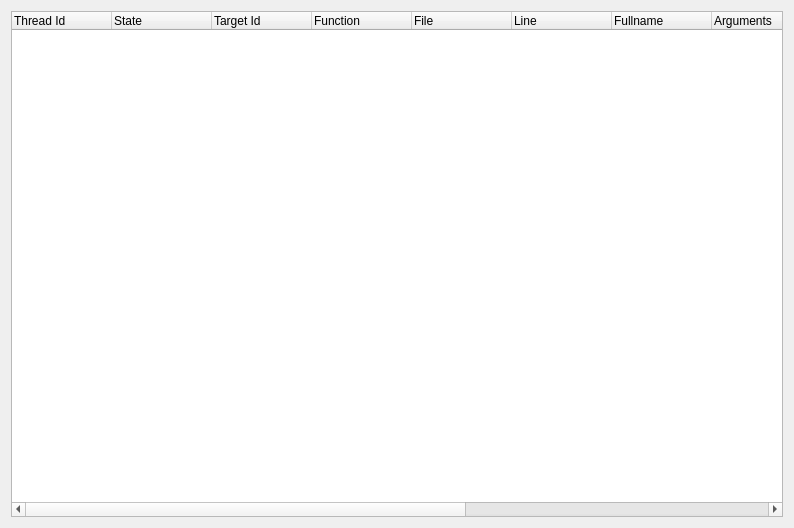
This is src/SeerThreadFramesBrowserWidget.ui in epasveer/seer as Qt 5 draws it before an edit. The edited form follows.
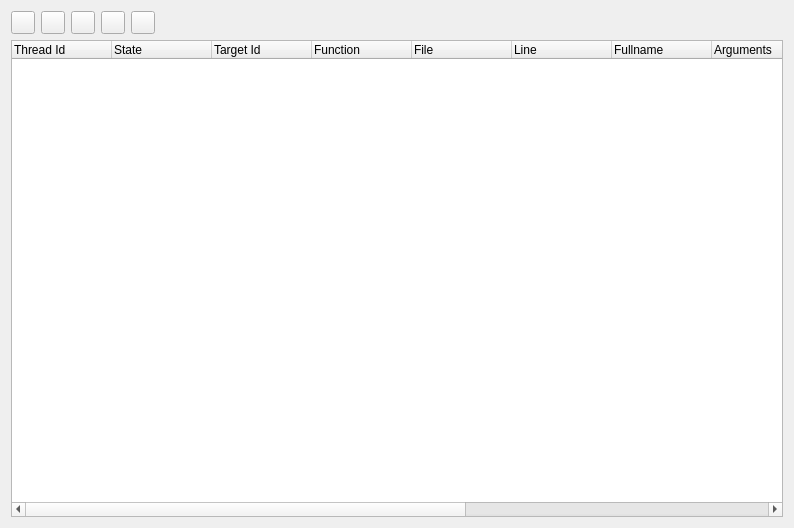
This is the edited form. Icons and pictures are not drawn.

Commit message: Add step/next/continue/interrupt to thread browser.

The edit to the form file:
```diff
--- a/src/SeerThreadFramesBrowserWidget.ui
+++ b/src/SeerThreadFramesBrowserWidget.ui
@@ -14,7 +14,94 @@
    <string>Form</string>
   </property>
   <layout class="QGridLayout" name="gridLayout">
-   <item row="0" column="0" colspan="2">
+   <item row="0" column="0">
+    <layout class="QHBoxLayout" name="horizontalLayout">
+     <item>
+      <widget class="QToolButton" name="gdbNextToolButton">
+       <property name="toolTip">
+        <string>Execute the next line for selected threads. Step over functions.</string>
+       </property>
+       <property name="text">
+        <string/>
+       </property>
+       <property name="icon">
+        <iconset resource="resource.qrc">
+         <normaloff>:/seer/resources/RelaxLightIcons/debug-step-over.svg</normaloff>:/seer/resources/RelaxLightIcons/debug-step-over.svg</iconset>
+       </property>
+      </widget>
+     </item>
+     <item>
+      <widget class="QToolButton" name="gdbStepToolButton">
+       <property name="toolTip">
+        <string>Execute the next line for selected threads. Step into functions.</string>
+       </property>
+       <property name="text">
+        <string/>
+       </property>
+       <property name="icon">
+        <iconset resource="resource.qrc">
+         <normaloff>:/seer/resources/RelaxLightIcons/debug-step-into.svg</normaloff>:/seer/resources/RelaxLightIcons/debug-step-into.svg</iconset>
+       </property>
+      </widget>
+     </item>
+     <item>
+      <widget class="QToolButton" name="gdbFinishToolButton">
+       <property name="toolTip">
+        <string>Finish the current function for selected threads.</string>
+       </property>
+       <property name="text">
+        <string/>
+       </property>
+       <property name="icon">
+        <iconset resource="resource.qrc">
+         <normaloff>:/seer/resources/RelaxLightIcons/debug-step-out.svg</normaloff>:/seer/resources/RelaxLightIcons/debug-step-out.svg</iconset>
+       </property>
+      </widget>
+     </item>
+     <item>
+      <widget class="QToolButton" name="gdbContinueToolButton">
+       <property name="toolTip">
+        <string>Continue execution of selected threads.</string>
+       </property>
+       <property name="text">
+        <string/>
+       </property>
+       <property name="icon">
+        <iconset resource="resource.qrc">
+         <normaloff>:/seer/resources/RelaxLightIcons/debug-execute-from-cursor.svg</normaloff>:/seer/resources/RelaxLightIcons/debug-execute-from-cursor.svg</iconset>
+       </property>
+      </widget>
+     </item>
+     <item>
+      <widget class="QToolButton" name="gdbInterruptToolButton">
+       <property name="toolTip">
+        <string>Interrupt execution of selected threads.</string>
+       </property>
+       <property name="text">
+        <string/>
+       </property>
+       <property name="icon">
+        <iconset resource="resource.qrc">
+         <normaloff>:/seer/resources/thenounproject/stop.svg</normaloff>:/seer/resources/thenounproject/stop.svg</iconset>
+       </property>
+      </widget>
+     </item>
+     <item>
+      <spacer name="horizontalSpacer">
+       <property name="orientation">
+        <enum>Qt::Horizontal</enum>
+       </property>
+       <property name="sizeHint" stdset="0">
+        <size>
+         <width>40</width>
+         <height>20</height>
+        </size>
+       </property>
+      </spacer>
+     </item>
+    </layout>
+   </item>
+   <item row="1" column="0">
     <widget class="QTreeWidget" name="threadTreeWidget">
      <property name="columnCount">
       <number>13</number>
```
Left out of the diff: 7 changed lines with no effect on the pictures. The commit also changes 11 other files.
